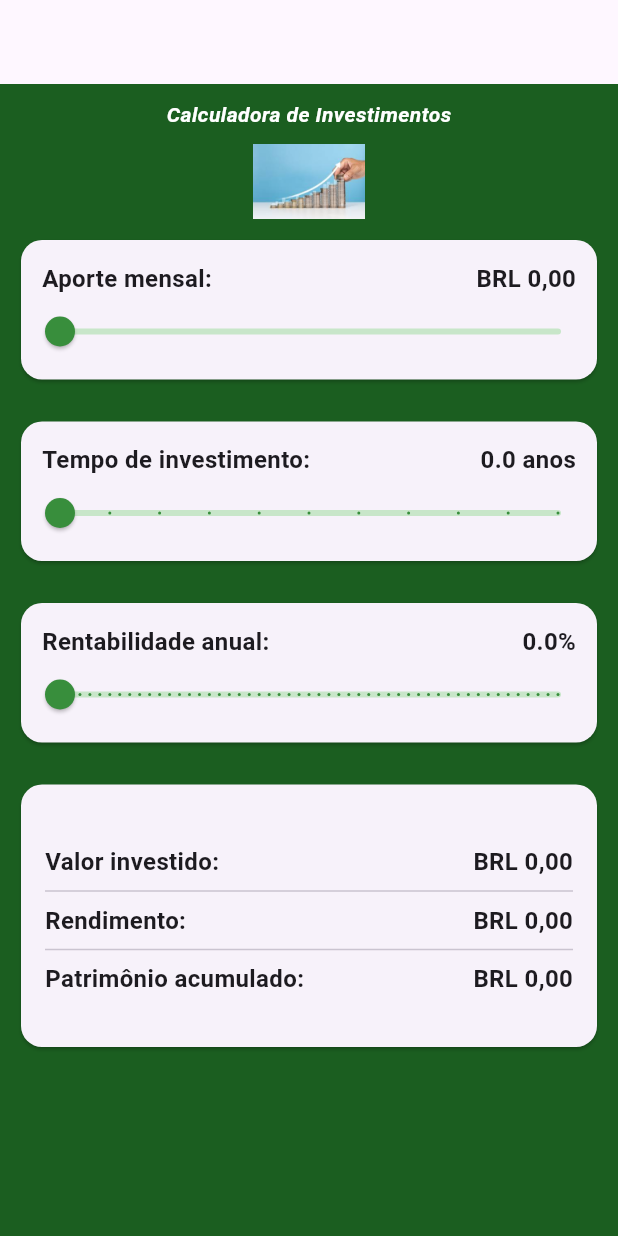
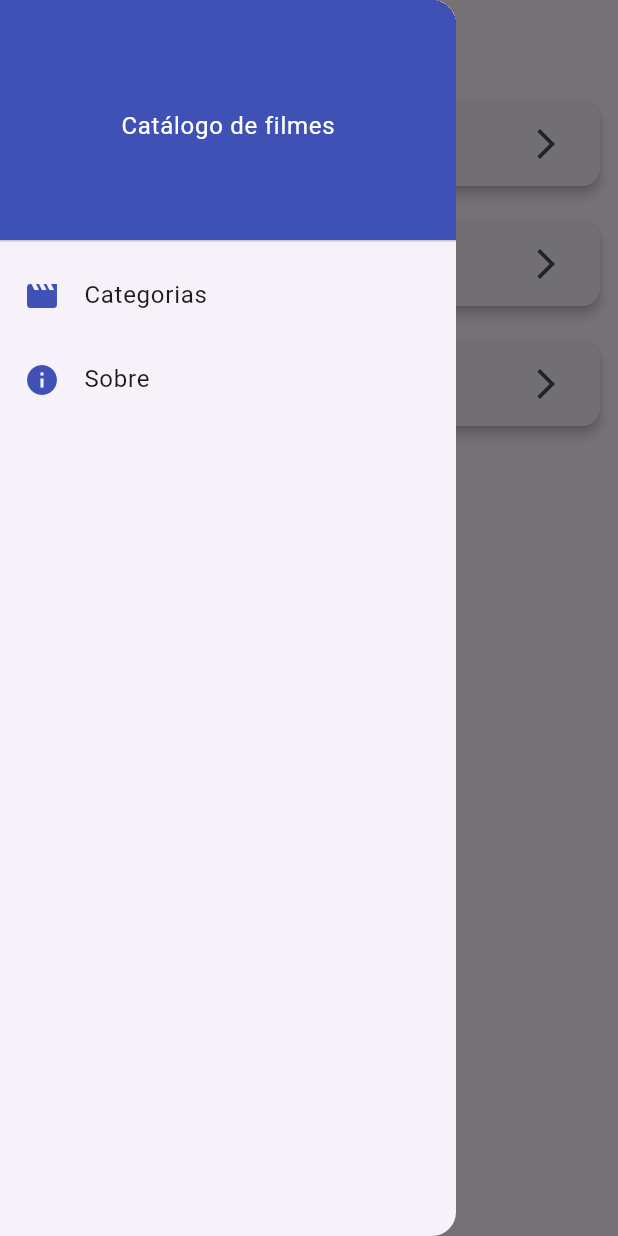
Before and after one commit to diegororiz7/projeto_inicial, a Flutter app: the screen it shows after launch, with the side drawer open (before the commit the screen has no drawer), on a phone screen of 412 x 824 dp. Run offline on Flutter 3.47's test engine with Material 3 defaults, Android fonts, the phone set to English and light mode, and no system bars; statements that could not run were skipped.

Commit message:
Aula 22/09/2025

```diff
--- a/lib/app_contagem_state.dart
+++ b/lib/app_contagem_state.dart
@@ -1,7 +1,6 @@
 // ignore_for_file: unused_element
 
 import 'package:flutter/material.dart';
-import 'package:projeto_inicial/app_inicial_scaffold.dart';
 
 void main() {
   runApp(MyApp());
--- a/lib/main.dart
+++ b/lib/main.dart
@@ -1,300 +1,151 @@
-// ignore_for_file: unused_import, prefer_final_fields, unused_field, unused_element, unnecessary_import, unnecessary_string_interpolations, prefer_interpolation_to_compose_strings
+// ignore_for_file: prefer_final_fields, unused_field, unused_element, override_on_non_overriding_member, unused_local_variable
 
 import 'package:flutter/material.dart';
 
-import 'dart:math';
-import 'dart:ui';
-
-import 'package:intl/intl.dart';
-
 void main() {
-  runApp(MyApp());
+  runApp(FilmesApp());
 }
 
-class MyApp extends StatelessWidget {
-  const MyApp({super.key});
+class FilmesApp extends StatelessWidget {
+  const FilmesApp({super.key});
 
   @override
   Widget build(BuildContext context) {
     return MaterialApp(
-      title: 'Calculadora de investimentos',
+      title: 'Catálogo de Filmes',
       debugShowCheckedModeBanner: false,
-      theme: ThemeData(primaryColor: Colors.green),
-      home: CalculadoraInvestimento(),
+      theme: ThemeData(primaryColor: Colors.indigo),
+      initialRoute: '/',
+      routes: {
+        '/': (context) => TelaBase(),
+        '/filmes': (context) => TelaFilmes(categoria: ''),
+        '/detalhe': (context) => TelaDetalheFilme(filme: {}),
+      },
     );
   }
 }
 
-class CalculadoraInvestimento extends StatefulWidget {
-  const CalculadoraInvestimento({super.key});
+class TelaBase extends StatefulWidget {
+  const TelaBase({super.key});
 
   @override
-  State<CalculadoraInvestimento> createState() =>
-      _CalculadoraInvestimentoState();
+  State<TelaBase> createState() => _TelaBaseState();
 }
 
-class _CalculadoraInvestimentoState extends State<CalculadoraInvestimento> {
-  TextStyle _textStyle = TextStyle(fontSize: 16, fontWeight: FontWeight.w600);
+class _TelaBaseState extends State<TelaBase> {
+  int _paginaAtual = 0;
 
-  static final NumberFormat formatoReal = NumberFormat.currency(
-    locale: 'pt-br',
-  );
+  final List<Widget> _telas = const [TelaCategorias(), TelaSobre()];
 
-  double _investimentoMensal = 0;
-  double _anosInvestindo = 0;
-  double _resultado = 0;
-  double _rentabilidadeAnual = 0;
-  double _valorInvestido = 0;
-  double _patrimonioAcumulado = 0;
+  final List<String> _titulos = const ['Categorias', 'Sobre'];
 
-  void _atualizarValorInvestido() {
+  void _mudarPagina(int index) {
     setState(() {
-      _valorInvestido = _investimentoMensal * (_anosInvestindo * 12);
+      _paginaAtual = index;
+      Navigator.pop(context);
     });
   }
 
-  void _atualizarResultado() {
-    setState(() {
-      _resultado =
-          (_investimentoMensal *
-                  (pow(
-                        1 + (_rentabilidadeAnual / 12 / 100),
-                        (_anosInvestindo * 12),
-                      ) -
-                      1)) /
-              (_rentabilidadeAnual / 12 / 100) -
-          _valorInvestido;
-    });
-  }
-
-  void _atualizarPatrimonioAcumulado() {
-    setState(() {
-      _patrimonioAcumulado = _valorInvestido + _resultado;
-    });
-  }
-
-  Widget textoTitulo() {
-    return Text(
-      'Calculadora de Investimentos',
-      style: TextStyle(
-        color: Colors.white,
-        fontWeight: FontWeight.bold,
-        fontStyle: FontStyle.italic,
-      ),
-    );
-  }
-
-  Widget imagemCalculadora() {
-    return SizedBox(
-      height: 50,
-      child: Image.asset('src/rentabilidade.jpg', fit: BoxFit.contain),
-    );
-  }
-
-  Widget cardInvestimento() {
-    return Card(
-      margin: EdgeInsets.all(14),
-      shape: RoundedRectangleBorder(
-        borderRadius: BorderRadiusGeometry.circular(14),
-      ),
-      child: Padding(
-        padding: EdgeInsets.only(top: 14, bottom: 8),
-        child: Column(
+  @override
+  Widget build(BuildContext context) {
+    return Scaffold(
+      appBar: AppBar(title: Text(_titulos[_paginaAtual])),
+      drawer: Drawer(
+        child: ListView(
+          padding: EdgeInsets.zero,
           children: [
-            Padding(
-              padding: EdgeInsets.symmetric(horizontal: 14),
-              child: Row(
-                children: [
-                  Text('Aporte mensal:', style: _textStyle),
-                  Spacer(),
-                  Text(
-                    '${formatoReal.format(_investimentoMensal)}',
-                    style: _textStyle,
-                  ),
-                ],
+            DrawerHeader(
+              decoration: BoxDecoration(color: Colors.indigo),
+              child: Center(
+                child: Text(
+                  'Catálogo de filmes',
+                  style: TextStyle(color: Colors.white),
+                ),
               ),
             ),
-            Slider(
-              value: _investimentoMensal,
-              min: 0,
-              max: 10000,
-              divisions: 10000,
-              activeColor: Colors.green.shade700,
-              inactiveColor: Colors.green.shade100,
-              onChanged: (double value) {
-                setState(() {
-                  _investimentoMensal = value;
-                });
-                _atualizarValorInvestido();
-                _atualizarResultado();
-                _atualizarPatrimonioAcumulado();
+            ListTile(
+              leading: Icon(Icons.movie, color: Colors.indigo),
+              title: Text('Categorias'),
+              onTap: () {
+                _mudarPagina(0);
+              },
+            ),
+            ListTile(
+              leading: Icon(Icons.info, color: Colors.indigo),
+              title: Text('Sobre'),
+              onTap: () {
+                _mudarPagina(1);
               },
             ),
           ],
         ),
       ),
+      body: _telas[_paginaAtual],
     );
   }
+}
 
-  Widget cardTempo() {
-    return Card(
-      margin: EdgeInsets.all(14),
-      shape: RoundedRectangleBorder(
-        borderRadius: BorderRadiusGeometry.circular(14),
-      ),
-      child: Padding(
-        padding: EdgeInsets.only(top: 14, bottom: 8),
-        child: Column(
-          children: [
-            Padding(
-              padding: EdgeInsets.symmetric(horizontal: 14),
-              child: Row(
-                children: [
-                  Text('Tempo de investimento:', style: _textStyle),
-                  Spacer(),
-                  Text(_anosInvestindo.toString() + ' anos', style: _textStyle),
-                ],
-              ),
-            ),
-            Slider(
-              value: _anosInvestindo,
-              min: 0,
-              max: 10,
-              divisions: 10,
-              activeColor: Colors.green.shade700,
-              inactiveColor: Colors.green.shade100,
-              onChanged: (double value) {
-                setState(() {
-                  _anosInvestindo = value;
-                });
-                _atualizarValorInvestido();
-                _atualizarResultado();
-                _atualizarPatrimonioAcumulado();
-              },
-            ),
-          ],
-        ),
-      ),
-    );
-  }
+class TelaCategorias extends StatelessWidget {
+  const TelaCategorias({super.key});
 
-  Widget cardRentabilidade() {
-    return Card(
-      margin: EdgeInsets.all(14),
-      shape: RoundedRectangleBorder(
-        borderRadius: BorderRadiusGeometry.circular(14),
-      ),
-      child: Padding(
-        padding: EdgeInsets.only(top: 14, bottom: 8),
-        child: Column(
-          children: [
-            Padding(
-              padding: EdgeInsets.symmetric(horizontal: 14),
-              child: Row(
-                children: [
-                  Text('Rentabilidade anual:', style: _textStyle),
-                  Spacer(),
-                  Text(_rentabilidadeAnual.toString() + '%', style: _textStyle),
-                ],
-              ),
-            ),
-            Slider(
-              value: _rentabilidadeAnual,
-              min: 0,
-              max: 25,
-              divisions: 50,
-              activeColor: Colors.green.shade700,
-              inactiveColor: Colors.green.shade100,
-              onChanged: (double value) {
-                setState(() {
-                  _rentabilidadeAnual = value;
-                });
-                _atualizarValorInvestido();
-                _atualizarResultado();
-                _atualizarPatrimonioAcumulado();
-              },
-            ),
-          ],
-        ),
-      ),
-    );
-  }
-
-  Widget cardResultado() {
-    return Card(
-      margin: EdgeInsets.all(14),
-      shape: RoundedRectangleBorder(
-        borderRadius: BorderRadiusGeometry.circular(14),
-      ),
-      child: Padding(
-        padding: EdgeInsetsGeometry.only(top: 14, bottom: 8),
-        child: Column(
-          children: [
-            Padding(
-              padding: EdgeInsets.symmetric(vertical: 26, horizontal: 16),
-              child: Column(
-                children: [
-                  Row(
-                    mainAxisAlignment: MainAxisAlignment.spaceBetween,
-                    children: [
-                      Text('Valor investido:', style: _textStyle),
-                      Text(
-                        '${formatoReal.format(_valorInvestido)}',
-                        style: _textStyle,
-                      ),
-                    ],
-                  ),
-                  Divider(),
-                  Row(
-                    mainAxisAlignment: MainAxisAlignment.spaceBetween,
-                    children: [
-                      Text('Rendimento:', style: _textStyle),
-                      Text(
-                        '${formatoReal.format(_resultado)}',
-                        style: _textStyle,
-                      ),
-                    ],
-                  ),
-                  Divider(),
-                  Row(
-                    mainAxisAlignment: MainAxisAlignment.spaceBetween,
-                    children: [
-                      Text('Patrimônio acumulado:', style: _textStyle),
-                      Text(
-                        '${formatoReal.format(_patrimonioAcumulado)}',
-                        style: _textStyle,
-                      ),
-                    ],
-                  ),
-                ],
-              ),
-            ),
-          ],
-        ),
-      ),
-    );
-  }
+  final categorias = const ['Ação', 'Comédia', 'Drama'];
 
   @override
   Widget build(BuildContext context) {
-    return Scaffold(
-      backgroundColor: Colors.green.shade900,
-      appBar: AppBar(),
-      body: SingleChildScrollView(
-        child: Column(
-          crossAxisAlignment: CrossAxisAlignment.center,
-          children: [
-            SizedBox(height: 10),
-            textoTitulo(),
-            SizedBox(height: 10),
-            imagemCalculadora(),
-            cardInvestimento(),
-            cardTempo(),
-            cardRentabilidade(),
-            cardResultado(),
-          ],
-        ),
-      ),
+    return ListView.builder(
+      itemCount: categorias.length,
+      itemBuilder: (context, index) {
+        return Card(
+          margin: const EdgeInsets.all(12),
+          elevation: 3,
+          child: ListTile(
+            leading: const Icon(Icons.local_movies, color: Colors.indigo),
+            title: Text(
+              categorias[index],
+              style: TextStyle(fontWeight: FontWeight.bold),
+            ),
+            trailing: const Icon(Icons.arrow_forward_ios),
+            onTap: () {
+              Navigator.pushNamed(
+                context,
+                '/filmes',
+                arguments: categorias[index],
+              );
+            },
+          ),
+        );
+      },
     );
   }
 }
+
+class TelaFilmes extends StatelessWidget {
+  final String categoria;
+  const TelaFilmes({super.key, required this.categoria});
+
+  @override
+  Widget build(BuildContext context) {
+    final categoriaArg = categoria.isEmpty
+        ? ModalRoute.of(context)!.settings.arguments as String
+        : categoria;
+
+    final filmesPorCategoria = {
+      'Ação': [
+        {'titulo': 'Mad Max', 'ano': '2015', 'nota': '8.1'},
+        {'titulo': 'John Wick', 'ano': '2014', 'nota': '7.4'},
+      ],
+      'Comédia': [
+        {'titulo': 'Se beber não case', 'ano': '2009', 'nota': '7.7'},
+        {'titulo': 'As branquelas', 'ano': '2004', 'nota': '5.7'},
+      ],
+      'Drama': [
+        {'titulo': 'À procura da felicidade', 'ano': '2006', 'nota': '8.0'},
+        {'titulo': 'Clube da luta', 'ano': '1999', 'nota': '8.8'},
+      ],
+    };
+
+    final filmes = filmesPorCategoria[categoriaArg] ?? [];
+
+    return const Placeholder();
+  }
+}
```
Also changed, not shown: lib/app_calculadora_investimentos.dart (added, +300 -0 lines).
